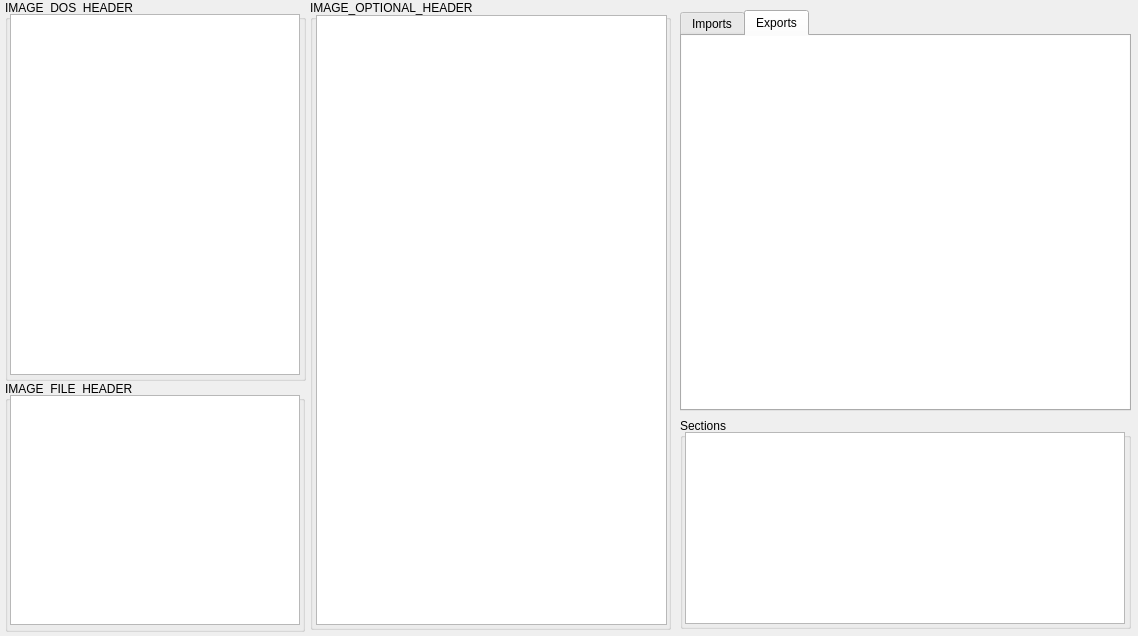
First picture: the form in qtNanomite/qtDLGPEEditor.ui, repository zer0fl4g/Nanomite, before the edit.
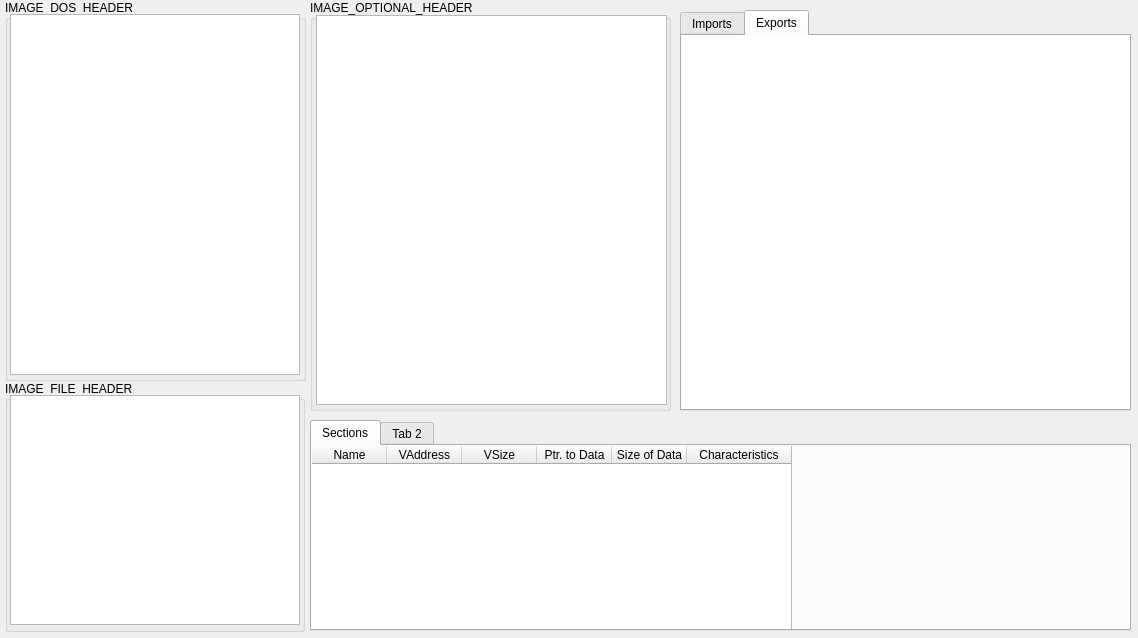
Second picture: the form after the edit. Icons and pictures are not drawn.

Commit message: - reworked code - added PE Section display

Patch:
```diff
--- a/qtNanomite/qtDLGPEEditor.ui
+++ b/qtNanomite/qtDLGPEEditor.ui
@@ -7,7 +7,7 @@
     <x>0</x>
     <y>0</y>
     <width>1138</width>
-    <height>636</height>
+    <height>638</height>
    </rect>
   </property>
   <property name="windowTitle">
@@ -23,7 +23,7 @@
      <x>310</x>
      <y>0</y>
      <width>361</width>
-     <height>630</height>
+     <height>411</height>
     </rect>
    </property>
    <property name="title">
@@ -35,7 +35,7 @@
       <x>6</x>
       <y>15</y>
       <width>351</width>
-      <height>610</height>
+      <height>390</height>
      </rect>
     </property>
     <property name="editTriggers">
@@ -200,53 +200,6 @@
     </column>
    </widget>
   </widget>
-  <widget class="QGroupBox" name="groupBox_4">
-   <property name="geometry">
-    <rect>
-     <x>680</x>
-     <y>418</y>
-     <width>451</width>
-     <height>211</height>
-    </rect>
-   </property>
-   <property name="title">
-    <string>Sections</string>
-   </property>
-   <widget class="QTableWidget" name="tblSections">
-    <property name="geometry">
-     <rect>
-      <x>5</x>
-      <y>14</y>
-      <width>440</width>
-      <height>192</height>
-     </rect>
-    </property>
-    <property name="editTriggers">
-     <set>QAbstractItemView::NoEditTriggers</set>
-    </property>
-    <property name="selectionBehavior">
-     <enum>QAbstractItemView::SelectRows</enum>
-    </property>
-    <attribute name="horizontalHeaderVisible">
-     <bool>true</bool>
-    </attribute>
-    <attribute name="horizontalHeaderHighlightSections">
-     <bool>false</bool>
-    </attribute>
-    <attribute name="verticalHeaderVisible">
-     <bool>true</bool>
-    </attribute>
-    <attribute name="verticalHeaderDefaultSectionSize">
-     <number>12</number>
-    </attribute>
-    <attribute name="verticalHeaderHighlightSections">
-     <bool>false</bool>
-    </attribute>
-    <attribute name="verticalHeaderMinimumSectionSize">
-     <number>12</number>
-    </attribute>
-   </widget>
-  </widget>
   <widget class="QTabWidget" name="tab_3">
    <property name="geometry">
     <rect>
@@ -328,6 +281,96 @@
     </widget>
    </widget>
   </widget>
+  <widget class="QTabWidget" name="tabWidget">
+   <property name="geometry">
+    <rect>
+     <x>310</x>
+     <y>420</y>
+     <width>821</width>
+     <height>211</height>
+    </rect>
+   </property>
+   <property name="currentIndex">
+    <number>0</number>
+   </property>
+   <widget class="QWidget" name="tab_4">
+    <attribute name="title">
+     <string>Sections</string>
+    </attribute>
+    <widget class="QTableWidget" name="tblSections">
+     <property name="geometry">
+      <rect>
+       <x>-1</x>
+       <y>-1</y>
+       <width>481</width>
+       <height>190</height>
+      </rect>
+     </property>
+     <property name="editTriggers">
+      <set>QAbstractItemView::NoEditTriggers</set>
+     </property>
+     <attribute name="horizontalHeaderDefaultSectionSize">
+      <number>75</number>
+     </attribute>
+     <attribute name="horizontalHeaderStretchLastSection">
+      <bool>true</bool>
+     </attribute>
+     <attribute name="verticalHeaderVisible">
+      <bool>false</bool>
+     </attribute>
+     <attribute name="verticalHeaderDefaultSectionSize">
+      <number>13</number>
+     </attribute>
+     <attribute name="verticalHeaderMinimumSectionSize">
+      <number>13</number>
+     </attribute>
+     <attribute name="verticalHeaderStretchLastSection">
+      <bool>false</bool>
+     </attribute>
+     <column>
+      <property name="text">
+       <string>Name</string>
+      </property>
+     </column>
+     <column>
+      <property name="text">
+       <string>VAddress</string>
+      </property>
+     </column>
+     <column>
+      <property name="text">
+       <string>VSize</string>
+      </property>
+     </column>
+     <column>
+      <property name="text">
+       <string>Ptr. to Data</string>
+      </property>
+     </column>
+     <column>
+      <property name="text">
+       <string>Size of Data</string>
+      </property>
+     </column>
+     <column>
+      <property name="text">
+       <string>Characteristics</string>
+      </property>
+     </column>
+    </widget>
+   </widget>
+   <widget class="QWidget" name="tab_5">
+    <attribute name="title">
+     <string>Tab 2</string>
+    </attribute>
+   </widget>
+  </widget>
+  <zorder>groupBox</zorder>
+  <zorder>groupBox_2</zorder>
+  <zorder>groupBox_3</zorder>
+  <zorder>tab_3</zorder>
+  <zorder>tabWidget</zorder>
+  <zorder>tabWidget_2</zorder>
  </widget>
  <resources>
   <include location="qtDLGNanomite.qrc"/>
```
The commit also changes 6 other files.
